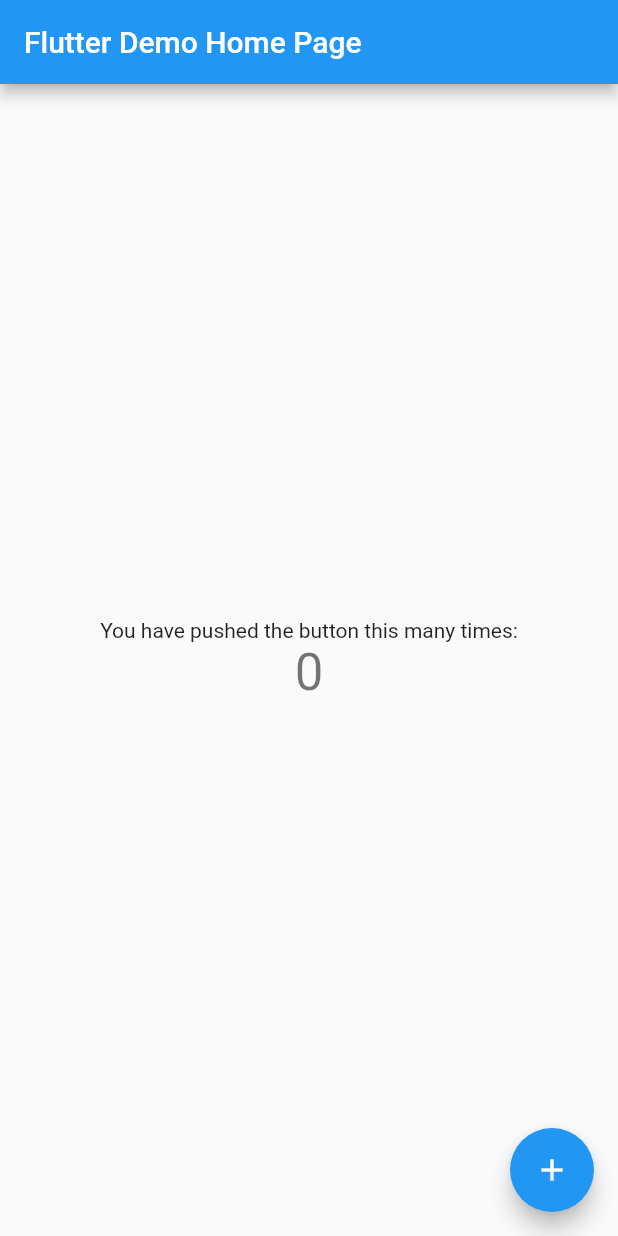
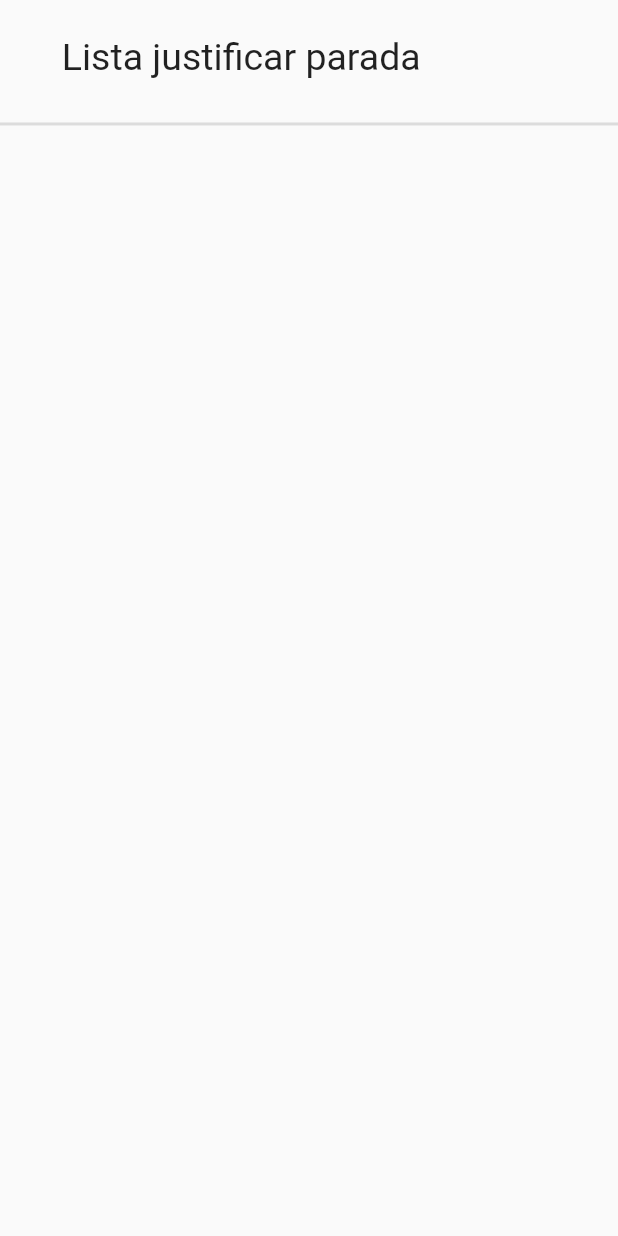
Before and after one commit to pquimelo/Flutter_tg, a Flutter app: the screen it shows after launch, on a phone screen of 412 x 824 dp. Run offline on Flutter 3.47's test engine with Material 2 defaults, Android fonts, the phone set to English and light mode, and no system bars.

Commit message:
inicio tela e logica

```diff
--- /dev/null
+++ b/tg/lib/View/home.dart
@@ -0,0 +1,81 @@
+import 'package:flutter/material.dart';
+import 'package:tg/component/alt_larg.dart';
+import 'package:tg/component/var_global.dart' as var_global;
+
+class Home extends StatefulWidget {
+  const Home({super.key});
+
+  @override
+  State<Home> createState() => _HomeState();
+}
+
+/*TODO : ADD O PROVIDER E COLOCAR A LISTA DE PEDIDO LA, PARA EXIBIR NA TELA List.generate(context.watch<MotivoParadaProvider>().listaMotivoProvider.length, (index) {
+                  return corpoMotivoParada(context, context.watch<MotivoParadaProvider>().listaMotivoProvider[index]);
+*/
+AltuLarg _tamanho = AltuLarg();
+
+class _HomeState extends State<Home> {
+  @override
+  Widget build(BuildContext context) {
+    return Scaffold(
+      body: SafeArea(
+        child: Column(
+          children: [
+            SizedBox(
+              width: _tamanho.larguraTela(context),
+              height: _tamanho.alturaTela(context) * 0.11,
+              // color: Colors.red,
+              child: Column(
+                mainAxisAlignment: MainAxisAlignment.spaceBetween,
+                children: [
+                  Row(
+                    children: [
+                      InkWell(
+                        onTap: () {},
+                        child: SizedBox(
+                          // color: Colors.red,
+                          width: _tamanho.larguraTela(context) * 0.1,
+                          height: _tamanho.alturaTela(context) * 0.08,
+                        ),
+                      ),
+                      Container(
+                        padding: const EdgeInsets.only(
+                          top: 10,
+                        ),
+                        // color: Colors.blue,
+                        width: _tamanho.larguraTela(context) * 0.85,
+                        // height: _tamanho.alturaTela(context) * 0.05,
+                        child: Text(
+                          'Lista justificar parada',
+                          style: TextStyle(
+                            fontSize: 25,
+                          ),
+                        ),
+                      ),
+                    ],
+                  ),
+                  Divider(
+                    thickness: 2,
+                  ),
+                ],
+              ),
+            ),
+            SizedBox(
+              // color: Colors.pink,
+              width: _tamanho.larguraTela(context),
+              height: _tamanho.alturaTela(context) * 0.84,
+              child: ListView(
+                  // children: List.generate(
+                  //   context.watch<MotivoParadaProvider>().listaMotivoProvider.length,
+                  //   (index) {
+                  //     return corpoMotivoParada(context, context.watch<MotivoParadaProvider>().listaMotivoProvider[index]);
+                  //   },
+                  // ),
+                  ),
+            ),
+          ],
+        ),
+      ),
+    );
+  }
+}
--- a/tg/lib/main.dart
+++ b/tg/lib/main.dart
@@ -1,4 +1,5 @@
 import 'package:flutter/material.dart';
+import 'package:tg/View/home.dart';
 
 void main() {
   runApp(const MyApp());
@@ -13,103 +14,9 @@ class MyApp extends StatelessWidget {
     return MaterialApp(
       title: 'Flutter Demo',
       theme: ThemeData(
-        // This is the theme of your application.
-        //
-        // Try running your application with "flutter run". You'll see the
-        // application has a blue toolbar. Then, without quitting the app, try
-        // changing the primarySwatch below to Colors.green and then invoke
-        // "hot reload" (press "r" in the console where you ran "flutter run",
-        // or simply save your changes to "hot reload" in a Flutter IDE).
-        // Notice that the counter didn't reset back to zero; the application
-        // is not restarted.
         primarySwatch: Colors.blue,
       ),
-      home: const MyHomePage(title: 'Flutter Demo Home Page'),
+      home: const Home(),
     );
   }
 }
-
-class MyHomePage extends StatefulWidget {
-  const MyHomePage({super.key, required this.title});
-
-  // This widget is the home page of your application. It is stateful, meaning
-  // that it has a State object (defined below) that contains fields that affect
-  // how it looks.
-
-  // This class is the configuration for the state. It holds the values (in this
-  // case the title) provided by the parent (in this case the App widget) and
-  // used by the build method of the State. Fields in a Widget subclass are
-  // always marked "final".
-
-  final String title;
-
-  @override
-  State<MyHomePage> createState() => _MyHomePageState();
-}
-
-class _MyHomePageState extends State<MyHomePage> {
-  int _counter = 0;
-
-  void _incrementCounter() {
-    setState(() {
-      // This call to setState tells the Flutter framework that something has
-      // changed in this State, which causes it to rerun the build method below
-      // so that the display can reflect the updated values. If we changed
-      // _counter without calling setState(), then the build method would not be
-      // called again, and so nothing would appear to happen.
-      _counter++;
-    });
-  }
-
-  @override
-  Widget build(BuildContext context) {
-    // This method is rerun every time setState is called, for instance as done
-    // by the _incrementCounter method above.
-    //
-    // The Flutter framework has been optimized to make rerunning build methods
-    // fast, so that you can just rebuild anything that needs updating rather
-    // than having to individually change instances of widgets.
-    return Scaffold(
-      appBar: AppBar(
-        // Here we take the value from the MyHomePage object that was created by
-        // the App.build method, and use it to set our appbar title.
-        title: Text(widget.title),
-      ),
-      body: Center(
-        // Center is a layout widget. It takes a single child and positions it
-        // in the middle of the parent.
-        child: Column(
-          // Column is also a layout widget. It takes a list of children and
-          // arranges them vertically. By default, it sizes itself to fit its
-          // children horizontally, and tries to be as tall as its parent.
-          //
-          // Invoke "debug painting" (press "p" in the console, choose the
-          // "Toggle Debug Paint" action from the Flutter Inspector in Android
-          // Studio, or the "Toggle Debug Paint" command in Visual Studio Code)
-          // to see the wireframe for each widget.
-          //
-          // Column has various properties to control how it sizes itself and
-          // how it positions its children. Here we use mainAxisAlignment to
-          // center the children vertically; the main axis here is the vertical
-          // axis because Columns are vertical (the cross axis would be
-          // horizontal).
-          mainAxisAlignment: MainAxisAlignment.center,
-          children: <Widget>[
-            const Text(
-              'You have pushed the button this many times:',
-            ),
-            Text(
-              '$_counter',
-              style: Theme.of(context).textTheme.headline4,
-            ),
-          ],
-        ),
-      ),
-      floatingActionButton: FloatingActionButton(
-        onPressed: _incrementCounter,
-        tooltip: 'Increment',
-        child: const Icon(Icons.add),
-      ), // This trailing comma makes auto-formatting nicer for build methods.
-    );
-  }
-}
```
Also changed, not shown: tg/lib/component/alt_larg.dart (added, +16 -0 lines), tg/lib/component/periodo.dart (added, +18 -0 lines), tg/lib/component/var_global.dart (added, +8 -0 lines), tg/lib/controller/pedidos.dart (added, +19 -0 lines), tg/lib/model/pedidos.dart (added, +15 -0 lines).
